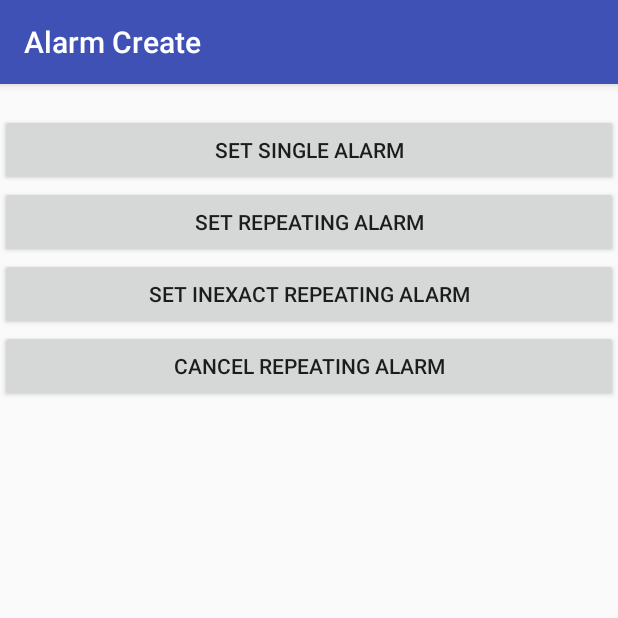
After one commit to YershovAleksandr/Android_021, an Android app: the AlarmCreateActivity screen opened directly, with no data from a screen before it, on a phone screen of 412 x 824 dp, the top half of it. The commit adds this screen. Run offline under Robolectric (Android 15) with nearby library versions, the phone set to English and light mode, and no system bars.

Commit message:
Alarm complete

```diff
--- a/myapplication2/src/main/AndroidManifest.xml
+++ b/myapplication2/src/main/AndroidManifest.xml
@@ -64,6 +64,11 @@
             </intent-filter>
         </receiver>
 
+        <activity android:name=".AlarmCreateActivity" android:label="Alarm Create" />
+
+        <receiver android:name=".AlarmNotificationReceiver" />
+        <receiver android:name=".AlarmLoggerReceiver" />
+
 
     </application>
 
--- /dev/null
+++ b/myapplication2/src/main/java/com/nam/myapplication/AlarmCreateActivity.java
@@ -0,0 +1,143 @@
+package com.nam.myapplication;
+
+import android.app.AlarmManager;
+import android.app.PendingIntent;
+import android.content.Intent;
+import android.os.Bundle;
+import android.os.SystemClock;
+import android.support.v7.app.AppCompatActivity;
+import android.view.View;
+import android.view.View.OnClickListener;
+import android.widget.Button;
+import android.widget.Toast;
+
+public class AlarmCreateActivity extends AppCompatActivity {
+
+	private AlarmManager mAlarmManager;
+	private Intent mNotificationReceiverIntent, mLoggerReceiverIntent;
+	private PendingIntent mNotificationReceiverPendingIntent,
+			mLoggerReceiverPendingIntent;
+	//private static final long INITIAL_ALARM_DELAY = 2 * 60 * 1000L;
+	private static final long INITIAL_ALARM_DELAY = 2 * 1000L;
+	protected static final long JITTER = 5000L;
+
+	@Override
+	public void onCreate(Bundle savedInstanceState) {
+		super.onCreate(savedInstanceState);
+
+		setContentView(R.layout.main4);
+
+		// Get the AlarmManager Service
+		mAlarmManager = (AlarmManager) getSystemService(ALARM_SERVICE);
+
+		// Create an Intent to broadcast to the AlarmNotificationReceiver
+		mNotificationReceiverIntent = new Intent(AlarmCreateActivity.this,
+				AlarmNotificationReceiver.class);
+
+		// Create an PendingIntent that holds the NotificationReceiverIntent
+		mNotificationReceiverPendingIntent = PendingIntent.getBroadcast(
+				AlarmCreateActivity.this, 0, mNotificationReceiverIntent, 0);
+
+		// Create an Intent to broadcast to the AlarmLoggerReceiver
+		mLoggerReceiverIntent = new Intent(AlarmCreateActivity.this,
+				AlarmLoggerReceiver.class);
+
+		// Create PendingIntent that holds the mLoggerReceiverPendingIntent
+		mLoggerReceiverPendingIntent = PendingIntent.getBroadcast(
+				AlarmCreateActivity.this, 0, mLoggerReceiverIntent, 0);
+
+		// Set up single alarm Button
+		final Button singleAlarmButton = (Button) findViewById(R.id.single_alarm_button);
+		singleAlarmButton.setOnClickListener(new OnClickListener() {
+			@Override
+			public void onClick(View v) {
+
+				// Set single alarm
+				mAlarmManager.set(AlarmManager.RTC_WAKEUP,
+						System.currentTimeMillis() + INITIAL_ALARM_DELAY,
+						mNotificationReceiverPendingIntent);
+
+				// Set single alarm to fire shortly after previous alarm
+				mAlarmManager.set(AlarmManager.RTC_WAKEUP,
+						System.currentTimeMillis() + INITIAL_ALARM_DELAY
+								+ JITTER, mLoggerReceiverPendingIntent);
+
+				// Show Toast message
+				Toast.makeText(getApplicationContext(), "Single Alarm Set",
+						Toast.LENGTH_LONG).show();
+			}
+		});
+
+		// Set up repeating Alarm Button
+		final Button repeatingAlarmButton = (Button) findViewById(R.id.repeating_alarm_button);
+		repeatingAlarmButton.setOnClickListener(new OnClickListener() {
+
+			@Override
+			public void onClick(View v) {
+
+				// Set repeating alarm
+				mAlarmManager.setRepeating(AlarmManager.ELAPSED_REALTIME,
+						SystemClock.elapsedRealtime() + INITIAL_ALARM_DELAY,
+						AlarmManager.INTERVAL_FIFTEEN_MINUTES,
+						mNotificationReceiverPendingIntent);
+
+				// Set repeating alarm to fire shortly after previous alarm
+				mAlarmManager.setRepeating(AlarmManager.ELAPSED_REALTIME,
+						SystemClock.elapsedRealtime() + INITIAL_ALARM_DELAY
+								+ JITTER,
+						AlarmManager.INTERVAL_FIFTEEN_MINUTES,
+						mLoggerReceiverPendingIntent);
+
+				// Show Toast message
+				Toast.makeText(getApplicationContext(), "Repeating Alarm Set",
+						Toast.LENGTH_LONG).show();
+			}
+		});
+
+		// Set up inexact repeating alarm Button
+		final Button inexactRepeatingAlarmButton = (Button) findViewById(R.id.inexact_repeating_alarm_button);
+		inexactRepeatingAlarmButton.setOnClickListener(new OnClickListener() {
+
+			@Override
+			public void onClick(View v) {
+
+				// Set inexact repeating alarm
+				mAlarmManager.setInexactRepeating(
+						AlarmManager.ELAPSED_REALTIME,
+						SystemClock.elapsedRealtime() + INITIAL_ALARM_DELAY,
+						AlarmManager.INTERVAL_FIFTEEN_MINUTES,
+						mNotificationReceiverPendingIntent);
+				// Set inexact repeating alarm to fire shortly after previous alarm
+				mAlarmManager.setInexactRepeating(
+						AlarmManager.ELAPSED_REALTIME,
+						SystemClock.elapsedRealtime() + INITIAL_ALARM_DELAY
+								+ JITTER,
+						AlarmManager.INTERVAL_FIFTEEN_MINUTES,
+						mLoggerReceiverPendingIntent);
+
+				Toast.makeText(getApplicationContext(),
+						"Inexact Repeating Alarm Set", Toast.LENGTH_LONG)
+						.show();
+			}
+		});
+
+		// Set up cancel repeating alarm Button
+		final Button cancelRepeatingAlarmButton = (Button) findViewById(R.id.cancel_repeating_alarm_button);
+		cancelRepeatingAlarmButton.setOnClickListener(new OnClickListener() {
+
+			@Override
+			public void onClick(View v) {
+
+				// Cancel all alarms using mNotificationReceiverPendingIntent
+				mAlarmManager.cancel(mNotificationReceiverPendingIntent);
+
+				// Cancel all alarms using mLoggerReceiverPendingIntent
+				mAlarmManager.cancel(mLoggerReceiverPendingIntent);
+
+				// Show Toast message
+				Toast.makeText(getApplicationContext(),
+						"Repeating Alarms Cancelled", Toast.LENGTH_LONG).show();
+			}
+		});
+	}
+}
--- a/myapplication2/src/main/java/com/nam/myapplication/MainActivity.java
+++ b/myapplication2/src/main/java/com/nam/myapplication/MainActivity.java
@@ -105,6 +105,11 @@ public class MainActivity extends AppCompatActivity {
             return true;
         }
 
+        if (id == R.id.action_settings5) {
+            startActivity(new Intent(getApplicationContext(), AlarmCreateActivity.class));
+            return true;
+        }
+
 
 
         return super.onOptionsItemSelected(item);
--- /dev/null
+++ b/myapplication2/src/main/res/layout/main4.xml
@@ -0,0 +1,33 @@
+<?xml version="1.0" encoding="utf-8"?>
+<LinearLayout xmlns:android="http://schemas.android.com/apk/res/android"
+    android:layout_width="fill_parent"
+    android:layout_height="fill_parent"
+    android:orientation="vertical" >
+
+    <Button
+        android:id="@+id/single_alarm_button"
+        android:layout_width="match_parent"
+        android:layout_height="wrap_content"
+        android:layout_marginTop="20dip"
+        android:text="@string/set_single_alarm" >
+    </Button>
+
+    <Button
+        android:id="@+id/repeating_alarm_button"
+        android:layout_width="match_parent"
+        android:layout_height="wrap_content"
+        android:text="@string/set_repeating_alarm" />
+
+    <Button
+        android:id="@+id/inexact_repeating_alarm_button"
+        android:layout_width="match_parent"
+        android:layout_height="wrap_content"
+        android:text="@string/set_inexact_repeating_alarm" />
+
+    <Button
+        android:id="@+id/cancel_repeating_alarm_button"
+        android:layout_width="match_parent"
+        android:layout_height="wrap_content"
+        android:text="@string/cancel_repeating_alarm" />
+
+</LinearLayout>
--- a/myapplication2/src/main/res/menu/menu_main.xml
+++ b/myapplication2/src/main/res/menu/menu_main.xml
@@ -26,5 +26,11 @@
         android:title="@string/action_settings4"
         app:showAsAction="never" />
 
+    <item
+        android:id="@+id/action_settings5"
+        android:orderInCategory="500"
+        android:title="@string/action_settings5"
+        app:showAsAction="never" />
+
 
 </menu>
--- a/myapplication2/src/main/res/values/strings.xml
+++ b/myapplication2/src/main/res/values/strings.xml
@@ -5,9 +5,15 @@
     <string name="action_settings2">Compound Broadcast</string>
     <string name="action_settings3">Compound Ordered Broadcast</string>
     <string name="action_settings4">Compound Ordered Broadcast With Result</string>
+    <string name="action_settings5">Alarm</string>
 
     <string name="section_format">Hello World from section: %1$d</string>
 
     <string name="broadcast_intent_string">Broadcast Intent</string>
 
+    <string name="set_single_alarm">Set Single Alarm</string>
+    <string name="set_repeating_alarm">Set Repeating Alarm</string>
+    <string name="set_inexact_repeating_alarm">Set Inexact Repeating Alarm</string>
+    <string name="cancel_repeating_alarm">Cancel Repeating Alarm</string>
+
 </resources>
```
Also changed, not shown: myapplication2/src/main/java/com/nam/myapplication/AlarmLoggerReceiver.java (added, +21 -0 lines), myapplication2/src/main/java/com/nam/myapplication/AlarmNotificationReceiver.java (added, +65 -0 lines), 1 other file.
